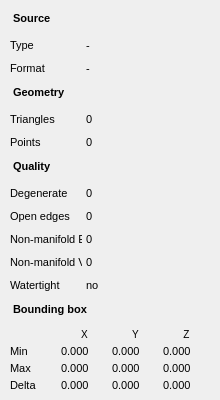
thermeng/SciRender, file src/ui/mesh_info_page.ui: the form before one commit.
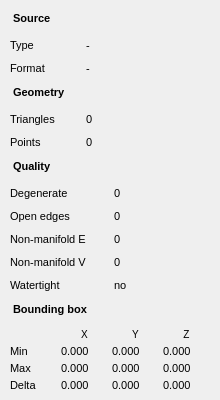
The form after the commit.

Commit message: fix: align Mesh Info quality labels by normalizing width

What changed in the file:
```diff
--- a/src/ui/mesh_info_page.ui
+++ b/src/ui/mesh_info_page.ui
@@ -233,13 +233,13 @@
        </property>
        <property name="minimumSize">
         <size>
-         <width>72</width>
+          <width>100</width>
          <height>0</height>
         </size>
        </property>
        <property name="maximumSize">
         <size>
-         <width>72</width>
+          <width>100</width>
          <height>16777215</height>
         </size>
        </property>
@@ -275,13 +275,13 @@
        </property>
        <property name="minimumSize">
         <size>
-         <width>72</width>
+          <width>100</width>
          <height>0</height>
         </size>
        </property>
        <property name="maximumSize">
         <size>
-         <width>72</width>
+          <width>100</width>
          <height>16777215</height>
         </size>
        </property>
@@ -317,13 +317,13 @@
        </property>
        <property name="minimumSize">
         <size>
-         <width>72</width>
+          <width>100</width>
          <height>0</height>
         </size>
        </property>
        <property name="maximumSize">
         <size>
-         <width>72</width>
+          <width>100</width>
          <height>16777215</height>
         </size>
        </property>
@@ -359,13 +359,13 @@
        </property>
        <property name="minimumSize">
         <size>
-         <width>72</width>
+          <width>100</width>
          <height>0</height>
         </size>
        </property>
        <property name="maximumSize">
         <size>
-         <width>72</width>
+          <width>100</width>
          <height>16777215</height>
         </size>
        </property>
@@ -401,13 +401,13 @@
        </property>
        <property name="minimumSize">
         <size>
-         <width>72</width>
+          <width>100</width>
          <height>0</height>
         </size>
        </property>
        <property name="maximumSize">
         <size>
-         <width>72</width>
+          <width>100</width>
          <height>16777215</height>
         </size>
        </property>
```
Lines whose indentation alone changed are shown as unchanged.
